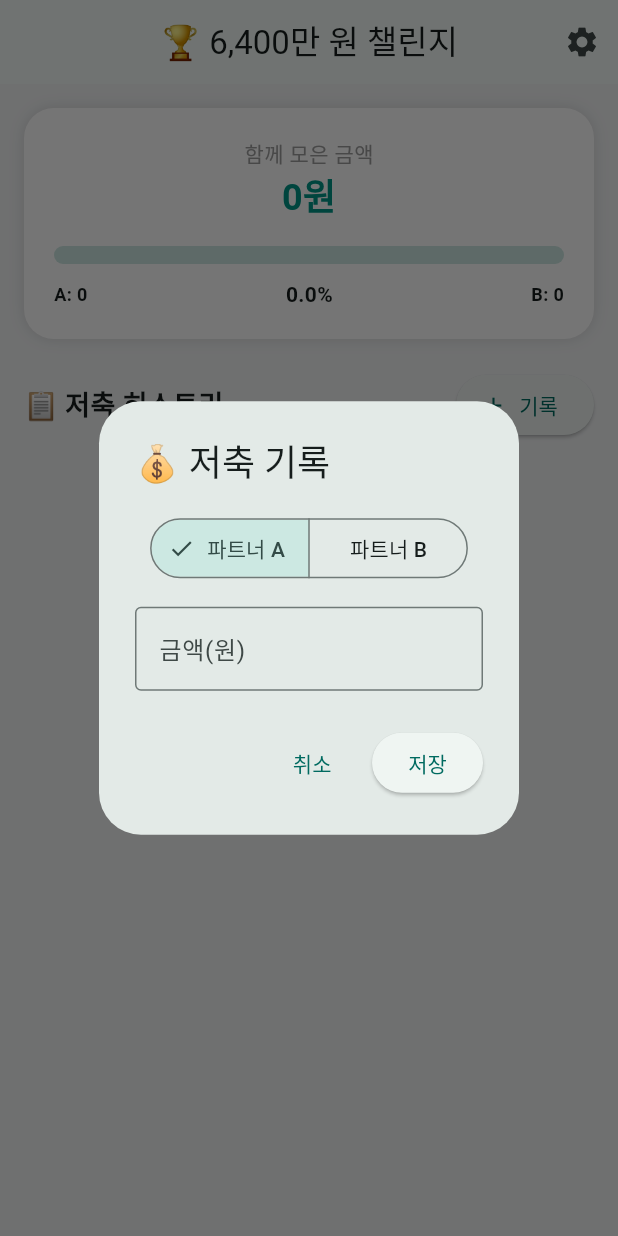
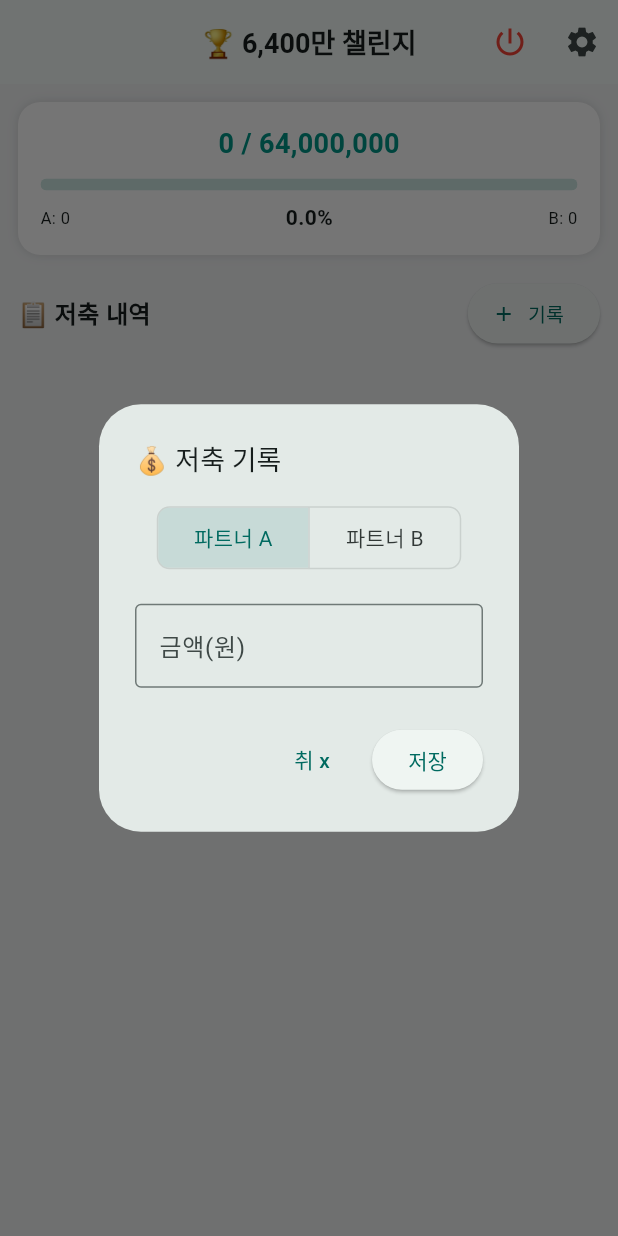
Before and after one commit to isolafide-bot/my_savings_app, a Flutter app: the screen it shows after launch, after a tap on "기록", on a phone screen of 412 x 824 dp. Run offline on Flutter 3.47's test engine with Material 3 defaults, Android fonts, the phone set to English and light mode, and no system bars; our stand-ins replace shared_preferences.

Commit message:
Implement app exit feature and enhance dialog
Added app exit functionality and improved dialog UI.

```diff
--- a/lib/main.dart
+++ b/lib/main.dart
@@ -1,7 +1,9 @@
 import 'package:flutter/material.dart';
+import 'package:flutter/services.dart'; // 앱 종료 기능용
 import 'package:intl/intl.dart';
 import 'package:shared_preferences/shared_preferences.dart';
 import 'dart:convert';
+import 'dart:io'; // 플랫폼 확인용
 
 void main() => runApp(const MySavingsApp());
 
@@ -28,7 +30,7 @@ class _SavingsPageState extends State<SavingsPage> {
   List<Map<String, dynamic>> records = [];
   final TextEditingController _amtController = TextEditingController();
   final TextEditingController _goalController = TextEditingController();
-  String selectedPartner = 'A';
+  String selectedPartner = 'A'; // 선택된 파트너 상태값
 
   @override
   void initState() {
@@ -51,6 +53,15 @@ class _SavingsPageState extends State<SavingsPage> {
     await prefs.setString('savings_records', json.encode(records));
   }
 
+  // 앱 종료 함수
+  void _exitApp() {
+    if (Platform.isAndroid) {
+      SystemNavigator.pop();
+    } else {
+      exit(0);
+    }
+  }
+
   void _showInput({int? index}) {
     if (index != null) {
       _amtController.text = records[index]['amount'].toString();
@@ -59,35 +70,47 @@ class _SavingsPageState extends State<SavingsPage> {
       _amtController.clear();
       selectedPartner = 'A';
     }
+
     showDialog(
       context: context,
-      builder: (ctx) => AlertDialog(
-        title: Text(index == null ? '💰 저축 기록' : '✏️ 기록 수정'),
+      builder: (ctx) => StatefulBuilder( // 다이얼로그 내 상태 변화를 위해 추가
+        builder: (context, setDialogState) => AlertDialog(
+          title: Text(index == null ? '💰 저축 기록' : '✏️ 기록 수정', style: const TextStyle(fontSize: 18)),
           content: Column(mainAxisSize: MainAxisSize.min, children: [
-          SegmentedButton<String>(
-            segments: const [ButtonSegment(value: 'A', label: Text('파트너 A')), ButtonSegment(value: 'B', label: Text('파트너 B'))],
-            selected: {selectedPartner},
-            onSelectionChanged: (val) => setState(() => selectedPartner = val.first),
+            ToggleButtons(
+              isSelected: [selectedPartner == 'A', selectedPartner == 'B'],
+              onPressed: (int i) {
+                setDialogState(() => selectedPartner = (i == 0 ? 'A' : 'B'));
+                setState(() {}); // 외부 상태도 동기화
+              },
+              borderRadius: BorderRadius.circular(8),
+              constraints: const BoxConstraints(minWidth: 100, minHeight: 40),
+              children: const [Text('파트너 A'), Text('파트너 B')],
             ),
-          const SizedBox(height: 15),
-          TextField(controller: _amtController, keyboardType: TextInputType.number, decoration: const InputDecoration(labelText: '금액(원)', border: OutlineInputBorder())),
+            const SizedBox(height: 20),
+            TextField(
+              controller: _amtController,
+              keyboardType: TextInputType.number,
+              decoration: const InputDecoration(labelText: '금액(원)', border: OutlineInputBorder()),
+            ),
           ]),
           actions: [
-          TextButton(onPressed: () => Navigator.pop(ctx), child: const Text('취소')),
+            TextButton(onPressed: () => Navigator.pop(ctx), child: const Text('취 x')),
             ElevatedButton(onPressed: () {
               if (_amtController.text.isEmpty) return;
               setState(() {
                 int amt = int.parse(_amtController.text);
                 if (index != null) {
-                records[index] = {'date': records[index]['date'], 'partner': selectedPartner, 'amount': amt};
+                  records[index] = {'date': DateFormat('MM-dd').format(DateTime.now()), 'partner': selectedPartner, 'amount': amt};
                 } else {
-                records.insert(0, {'date': DateFormat('yyyy-MM-dd').format(DateTime.now()), 'partner': selectedPartner, 'amount': amt});
+                  records.insert(0, {'date': DateFormat('MM-dd').format(DateTime.now()), 'partner': selectedPartner, 'amount': amt});
                 }
               });
               _saveData();
               Navigator.pop(ctx);
             }, child: const Text('저장')),
           ],
+        ),
       ),
     );
   }
@@ -101,57 +124,85 @@ class _SavingsPageState extends State<SavingsPage> {
 
     return Scaffold(
       backgroundColor: const Color(0xFFF2F4F5),
-      appBar: AppBar(title: const Text('🏆 6,400만 원 챌린지'), centerTitle: true, actions: [
+      appBar: AppBar(
+        title: const Text('🏆 6,400만 챌린지', style: TextStyle(fontSize: 18, fontWeight: FontWeight.bold)),
+        centerTitle: true,
+        actions: [
+          IconButton(icon: const Icon(Icons.power_settings_new, color: Colors.red), onPressed: _exitApp), // 종료 버튼
           IconButton(icon: const Icon(Icons.settings), onPressed: () {
             _goalController.text = goalAmount.toInt().toString();
             showDialog(context: context, builder: (ctx) => AlertDialog(
-            title: const Text('목표 및 초기화'),
+              title: const Text('설정'),
               content: Column(mainAxisSize: MainAxisSize.min, children: [
                 TextField(controller: _goalController, keyboardType: TextInputType.number, decoration: const InputDecoration(labelText: '목표 금액')),
                 const SizedBox(height: 20),
                 TextButton(onPressed: () { setState(() { records.clear(); goalAmount = 64000000; }); _saveData(); Navigator.pop(ctx); },
-                child: const Text('전체 초기화(RESET)', style: TextStyle(color: Colors.red))),
+                  child: const Text('전체 초기화', style: TextStyle(color: Colors.red))),
               ]),
-            actions: [ElevatedButton(onPressed: () { setState(() => goalAmount = double.parse(_goalController.text)); _saveData(); Navigator.pop(ctx); }, child: const Text('목표 수정'))],
+              actions: [ElevatedButton(onPressed: () { setState(() => goalAmount = double.parse(_goalController.text)); _saveData(); Navigator.pop(ctx); }, child: const Text('수정'))],
             ));
           })
-      ]),
+        ],
+      ),
       body: SingleChildScrollView(
-        padding: const EdgeInsets.all(16),
+        padding: const EdgeInsets.all(12),
         child: Column(children: [
+          // 대시보드
           Container(
-            padding: const EdgeInsets.all(20),
-            decoration: BoxDecoration(color: Colors.white, borderRadius: BorderRadius.circular(20), boxShadow: [const BoxShadow(color: Colors.black12, blurRadius: 8)]),
+            padding: const EdgeInsets.all(15),
+            decoration: BoxDecoration(color: Colors.white, borderRadius: BorderRadius.circular(15), boxShadow: [const BoxShadow(color: Colors.black12, blurRadius: 5)]),
             child: Column(children: [
-              const Text('함께 모은 금액', style: TextStyle(color: Colors.grey)),
-              Text('${NumberFormat('#,###').format(totalSum)}원', style: const TextStyle(fontSize: 24, fontWeight: FontWeight.bold, color: Colors.teal)),
-              const SizedBox(height: 15),
-              ClipRRect(borderRadius: BorderRadius.circular(10), child: LinearProgressIndicator(value: progress, minHeight: 12, color: Colors.orangeAccent)),
+              Text('${NumberFormat('#,###').format(totalSum)} / ${NumberFormat('#,###').format(goalAmount)}', style: const TextStyle(fontSize: 18, fontWeight: FontWeight.bold, color: Colors.teal)),
               const SizedBox(height: 10),
+              ClipRRect(borderRadius: BorderRadius.circular(5), child: LinearProgressIndicator(value: progress, minHeight: 8, color: Colors.orangeAccent)),
+              const SizedBox(height: 8),
               Row(mainAxisAlignment: MainAxisAlignment.spaceBetween, children: [
-                Text('A: ${NumberFormat('#,###').format(totalA)}', style: const TextStyle(fontSize: 12, fontWeight: FontWeight.bold)),
-                Text('${(progress * 100).toStringAsFixed(1)}%', style: const TextStyle(fontWeight: FontWeight.bold)),
-                Text('B: ${NumberFormat('#,###').format(totalB)}', style: const TextStyle(fontSize: 12, fontWeight: FontWeight.bold)),
+                Text('A: ${NumberFormat('#,###').format(totalA)}', style: const TextStyle(fontSize: 11)),
+                Text('${(progress * 100).toStringAsFixed(1)}%', style: const TextStyle(fontSize: 14, fontWeight: FontWeight.bold)),
+                Text('B: ${NumberFormat('#,###').format(totalB)}', style: const TextStyle(fontSize: 11)),
               ])
             ]),
           ),
-          const SizedBox(height: 20),
+          const SizedBox(height: 15),
           Row(mainAxisAlignment: MainAxisAlignment.spaceBetween, children: [
-            const Text('📋 저축 히스토리', style: TextStyle(fontSize: 18, fontWeight: FontWeight.bold)),
-            ElevatedButton.icon(onPressed: () => _showInput(), icon: const Icon(Icons.add), label: const Text('기록'))
+            const Text('📋 저축 내역', style: TextStyle(fontSize: 16, fontWeight: FontWeight.bold)),
+            ElevatedButton.icon(onPressed: () => _showInput(), icon: const Icon(Icons.add, size: 16), label: const Text('기록', style: TextStyle(fontSize: 13)))
           ]),
-          const SizedBox(height: 10),
-          ...records.asMap().entries.map((e) => Card(
-            child: ListTile(
-              leading: CircleAvatar(child: Text(e.value['partner'])),
-              title: Text('${NumberFormat('#,###').format(e.value['amount'])}원'),
-              subtitle: Text(e.value['date']),
-              trailing: Row(mainAxisSize: MainAxisSize.min, children: [
-                IconButton(icon: const Icon(Icons.edit, size: 20), onPressed: () => _showInput(index: e.key)),
-                IconButton(icon: const Icon(Icons.delete, size: 20, color: Colors.red), onPressed: () { setState(() => records.removeAt(e.key)); _saveData(); }),
-              ]),
+          const SizedBox(height: 8),
+          // 한 줄 요약 리스트 (Table 형식)
+          Container(
+            decoration: BoxDecoration(color: Colors.white, borderRadius: BorderRadius.circular(10)),
+            child: ListView.builder(
+              shrinkWrap: true,
+              physics: const NeverScrollableScrollPhysics(),
+              itemCount: records.length,
+              itemBuilder: (context, index) {
+                final r = records[index];
+                return Container(
+                  padding: const EdgeInsets.symmetric(horizontal: 10, vertical: 8),
+                  decoration: BoxDecoration(border: Border(bottom: BorderSide(color: Colors.grey[200]!))),
+                  child: Row(
+                    children: [
+                      Text('${records.length - index}.', style: const TextStyle(fontSize: 11, color: Colors.grey)),
+                      const SizedBox(width: 8),
+                      Text(r['date'], style: const TextStyle(fontSize: 11)),
+                      const SizedBox(width: 12),
+                      Container(
+                        padding: const EdgeInsets.symmetric(horizontal: 6, vertical: 2),
+                        decoration: BoxDecoration(color: r['partner'] == 'A' ? Colors.teal[50] : Colors.orange[50], borderRadius: BorderRadius.circular(4)),
+                        child: Text(r['partner'], style: TextStyle(fontSize: 11, fontWeight: FontWeight.bold, color: r['partner'] == 'A' ? Colors.teal : Colors.orange)),
                       ),
-          )).toList(),
+                      const SizedBox(width: 12),
+                      Expanded(child: Text('${NumberFormat('#,###').format(r['amount'])}원', style: const TextStyle(fontSize: 13, fontWeight: FontWeight.bold))),
+                      IconButton(icon: const Icon(Icons.edit, size: 16), onPressed: () => _showInput(index: index), constraints: const BoxConstraints()),
+                      IconButton(icon: const Icon(Icons.delete_outline, size: 16, color: Colors.redAccent), onPressed: () { setState(() => records.removeAt(index)); _saveData(); }, constraints: const BoxConstraints()),
+                    ],
+                  ),
+                );
+              },
+            ),
+          ),
+          const SizedBox(height: 40),
         ]),
       ),
     );
```
Lines whose indentation alone changed are shown as unchanged.
